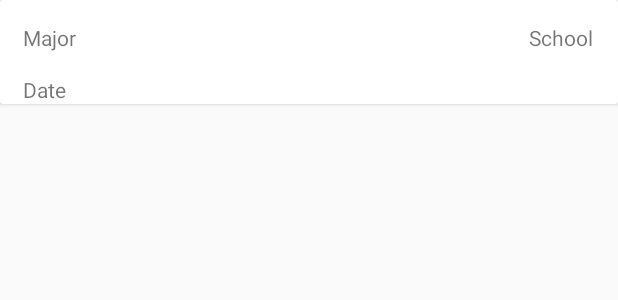
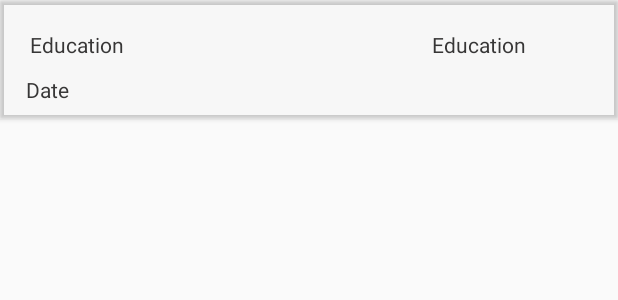
Before and after one commit to tushig11/GroupApp, an Android app: the layout edu_layout.xml on its own in the app's theme, with its tools: preview values and no code run, on a phone screen of 412 x 824 dp. Shown: the top 300 px of the screen. Run offline under Robolectric (Android 15) with nearby library versions, the phone set to English and light mode, and no system bars.

Commit message:
date modified

```diff
--- a/app/src/main/res/layout/edu_layout.xml
+++ b/app/src/main/res/layout/edu_layout.xml
@@ -4,46 +4,43 @@
     xmlns:app="http://schemas.android.com/apk/res-auto"
     android:layout_width="match_parent"
     android:layout_height="wrap_content"
-    android:padding="20dp"
     android:id="@+id/edu_view"
+    app:cardBackgroundColor="@color/cardview_shadow_end_color"
     android:layout_marginBottom="4dp">
 
     <LinearLayout
         android:layout_width="match_parent"
         android:layout_height="wrap_content"
-        android:orientation="horizontal">
+        android:orientation="horizontal"
+        android:padding="20dp">
 
         <TextView
             android:id="@+id/eduMajor"
-            android:layout_width="220dp"
+            android:layout_width="200dp"
             android:layout_height="wrap_content"
             android:layout_gravity="start"
-            android:layout_marginLeft="15dp"
-            android:paddingTop="15dp"
-            android:text="Major" />
+            android:text="@string/about_education"
+            android:textColor="@color/colorGrey" />
 
         <TextView
             android:id="@+id/eduSchool"
-            android:layout_width="160dp"
+            android:layout_width="130dp"
             android:layout_height="wrap_content"
-            android:layout_marginRight="20dp"
             android:gravity="end"
-            android:paddingTop="15dp"
-            android:text="School" />
+            android:text="@string/about_education"
+            android:textColor="@color/colorGrey" />
 
     </LinearLayout>
-
-    <Space
-        android:layout_width="wrap_content"
-        android:layout_height="20dp" />
 
     <TextView
         android:id="@+id/eduDate"
         android:layout_width="match_parent"
         android:layout_height="wrap_content"
-        android:layout_marginLeft="15dp"
+        android:layout_marginLeft="17dp"
         android:gravity="start"
         android:paddingTop="50dp"
-        android:text="Date" />
+        android:paddingBottom="10dp"
+        android:text="Date"
+        android:textColor="@color/colorGrey" />
 
 </androidx.cardview.widget.CardView>
```
Also changed, not shown: app/src/main/java/com/example/groupapp/EducationAdapter.kt (+9 -2 lines), app/src/main/java/com/example/groupapp/ProjectAdapter.kt (+12 -4 lines), app/src/main/java/com/example/groupapp/WorkAdapter.kt (+7 -1 lines), app/src/main/res/layout/fragment_about.xml (+1 -10 lines), app/src/main/res/layout/fragment_work.xml (+5 -13 lines), app/src/main/res/layout/project_layout.xml (+3 -11 lines), app/src/main/res/layout/work_layout.xml (+5 -6 lines).
